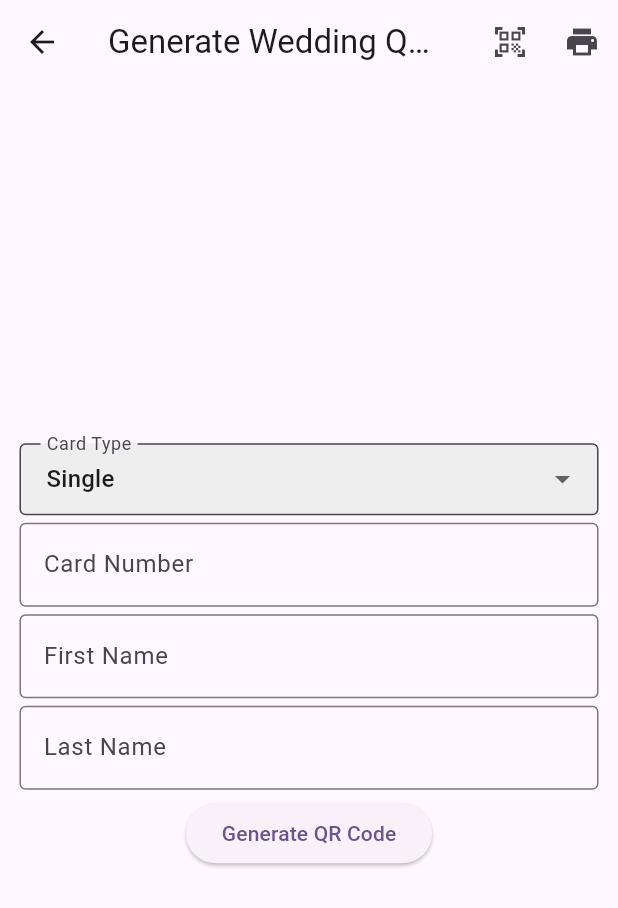
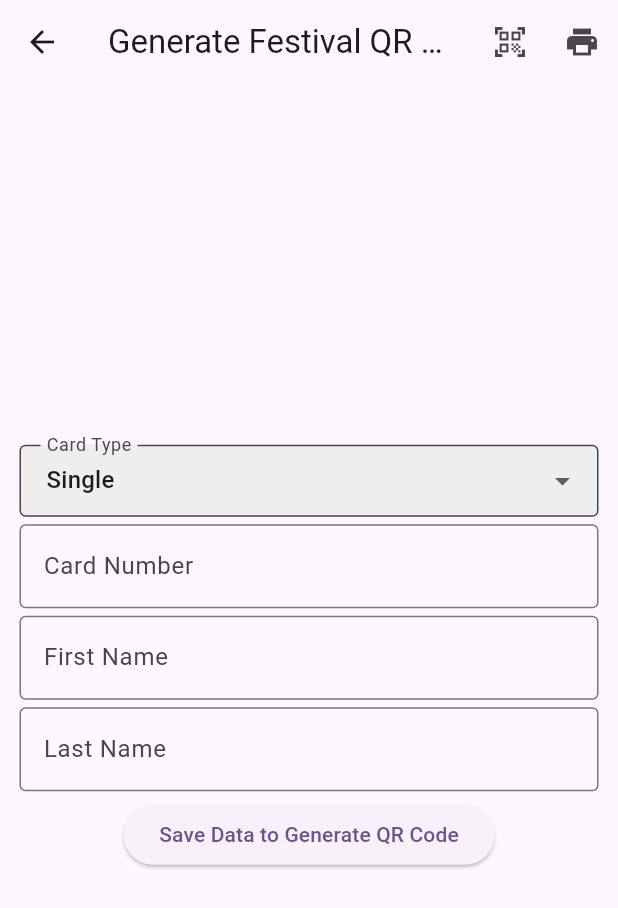
Before and after one commit to ChrissCodex/WeddCam, a Flutter app: the GenerateCodePage screen opened by its route, on a phone screen of 412 x 824 dp. Shown: the top 908 px of the screen. Run offline on Flutter 3.47's test engine with Material 3 defaults, Android fonts, the phone set to English and light mode, and no system bars; our stand-ins replace pdf, printing, qr_flutter; missing offline and left inert: mobile_scanner.

Commit message:
updates in ui

```diff
--- a/weddcam/lib/pages/generate_code_Page.dart
+++ b/weddcam/lib/pages/generate_code_Page.dart
@@ -154,7 +154,7 @@ class _GenerateCodePageState extends State<GenerateCodePage> {
   Widget build(BuildContext context) {
     return Scaffold(
       appBar: AppBar(
-        title: const Text('Generate Wedding QR Code'),
+        title: const Text('Generate Festival QR Code'),
         actions: [
           IconButton(
             onPressed: () {
@@ -267,9 +267,9 @@ class _GenerateCodePageState extends State<GenerateCodePage> {
                   );
                 }
               },
-              child: const Text('Generate QR Code'),
+              child: const Text('Save Data to Generate QR Code'),
             ),
-            const SizedBox(height: 5),
+            const SizedBox(height: 3),
             // Conditional display of QR code
             if (cardNumberController.text.isNotEmpty &&
                 firstNameController.text.isNotEmpty &&
@@ -278,7 +278,7 @@ class _GenerateCodePageState extends State<GenerateCodePage> {
                 key: globalKey,
                 child: Container(
                   color: Colors.white,
-                  padding: const EdgeInsets.all(10),
+                  padding: const EdgeInsets.all(8),
                   child: QrImageView(
                     data:
                         '${cardNumberController.text}|${firstNameController.text}|${lastNameController.text}|$cardType',
```
